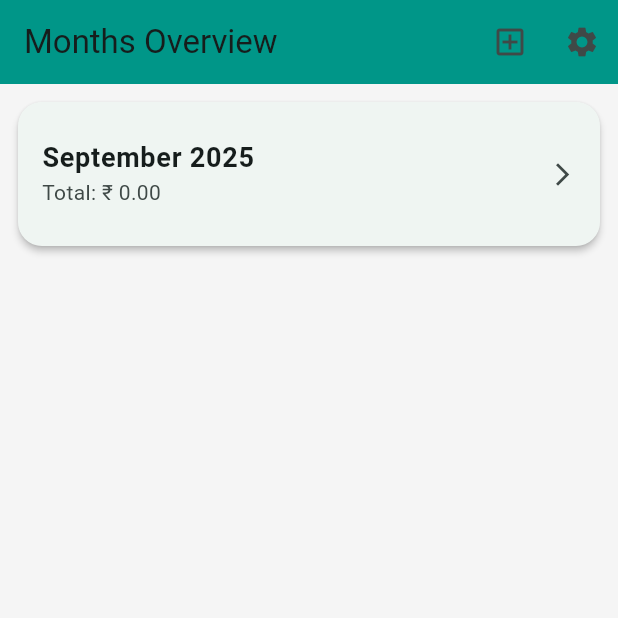
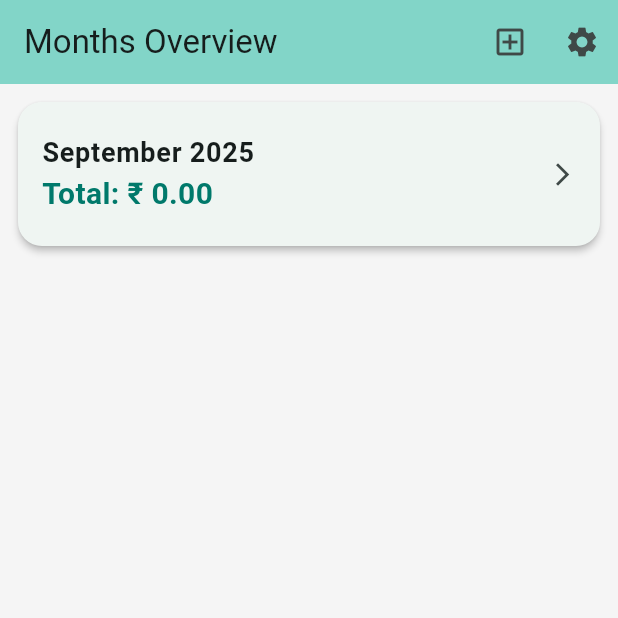
Before and after one commit to Alfahadsulthan/expense_tracker, a Flutter app: the screen it shows after launch, on a phone screen of 412 x 824 dp, the top half of it. Run offline on Flutter 3.47's test engine with Material 3 defaults, Android fonts, the phone set to English and light mode, and no system bars; our stand-ins replace fl_chart, hive, hive_flutter; accounts and stored records are empty.

Commit message:
added mordern ui and fading button to view the total in back ground and chnaged the app bar theme

```diff
--- a/lib/screens/month.dart
+++ b/lib/screens/month.dart
@@ -19,7 +19,7 @@ class MonthScreen extends StatelessWidget {
       appBar: AppBar(
         title: const Text('Months Overview'),
         elevation: 0,
-        backgroundColor: Colors.teal,
+        backgroundColor: Theme.of(context).colorScheme.inversePrimary,
         actions: [
           IconButton(
             tooltip: 'Add current month',
@@ -54,19 +54,14 @@ class MonthScreen extends StatelessWidget {
                 return ListView(
                   padding: const EdgeInsets.all(12),
                   children: [
-
-
                     // 🔹 Month List with Cards
                     ...months.map((key) {
                       List<Expense> expenseList =
-                         expenseListValue
-                              .values
-                              .map((e) => e)
-                              .toList();
+                          expenseListValue.values.map((e) => e).toList();
                       double categoryTotal = 0;
 
                       for (Expense ct in expenseList) {
-                        if (ct.monthKey == key ) {
+                        if (ct.monthKey == key) {
                           categoryTotal += ct.amount;
                         }
                       }
@@ -76,15 +71,22 @@ class MonthScreen extends StatelessWidget {
                             borderRadius: BorderRadius.circular(16)),
                         elevation: 2,
                         child: ListTile(
-                        contentPadding:
-                            const EdgeInsets.symmetric(vertical: 12, horizontal: 16),
+                          contentPadding: const EdgeInsets.symmetric(
+                              vertical: 12, horizontal: 16),
                           title: Text(
                             monthLabelFromKey(key),
                             style: const TextStyle(
                                 fontSize: 18, fontWeight: FontWeight.w600),
                           ),
-                        subtitle:  Text("Total: ₹ ${categoryTotal.toStringAsFixed(2)}"), // TODO: fetch from DB
-                        trailing: const Icon(Icons.arrow_forward_ios, size: 18),
+                          subtitle: Text(
+                              "Total: ₹ ${categoryTotal.toStringAsFixed(2)}",
+                              style: TextStyle(
+                                fontSize: 20,
+                                fontWeight: FontWeight.bold,
+                                color: Colors.teal[700],
+                              )),
+                          trailing:
+                              const Icon(Icons.arrow_forward_ios, size: 18),
                           onTap: () {
                             Navigator.push(
                               context,
@@ -100,12 +102,10 @@ class MonthScreen extends StatelessWidget {
                 );
               },
             );
-        }
-      ),
+          }),
     );
   }
 }
-
 
 // class MonthScreen extends StatelessWidget {
 //   const MonthScreen({super.key});
```
Also changed, not shown: lib/widgets/fade_fab_button.dart (added, +54 -0 lines). Lines whose indentation alone changed are shown as unchanged.
